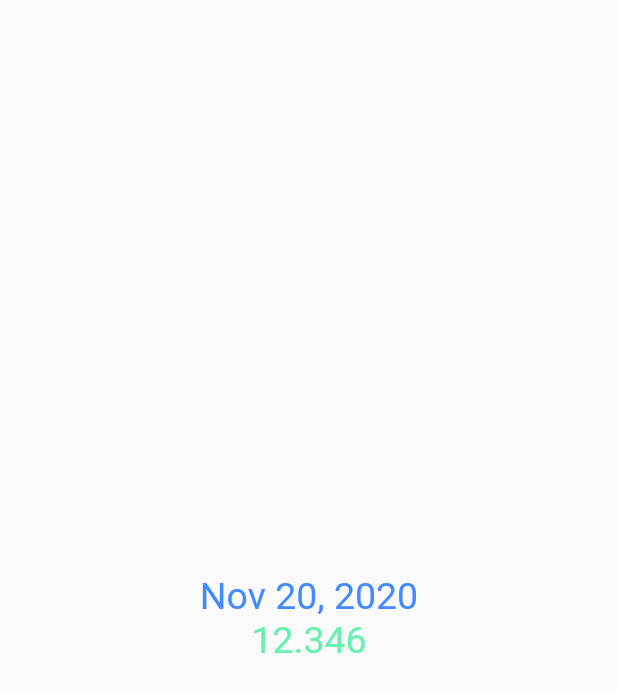
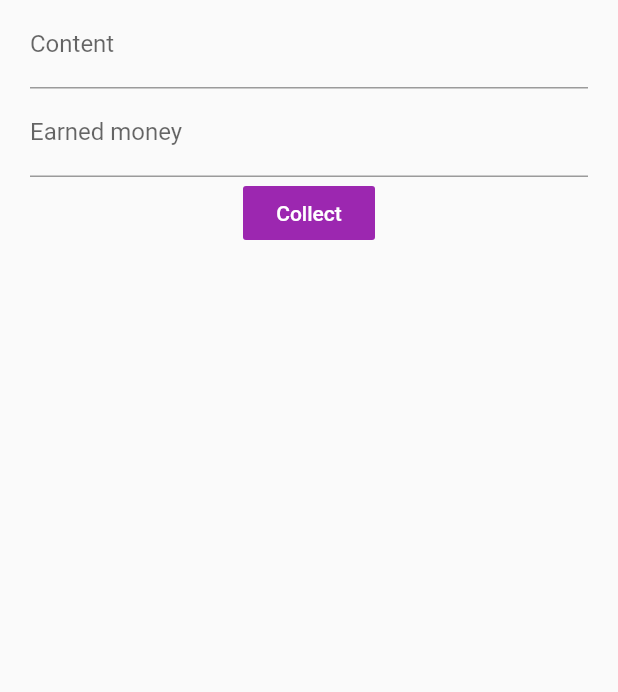
Before and after one commit to huannguyen4404/flutter, a Flutter app: the screen it shows after launch, on a phone screen of 412 x 824 dp. Shown: the top 692 px of the screen. Run offline on Flutter 3.47's test engine with Material 2 defaults, Android fonts, the phone set to English and light mode, and no system bars.

Commit message:
simple layout

```diff
--- a/flutter_playground/lib/main.dart
+++ b/flutter_playground/lib/main.dart
@@ -1,11 +1,13 @@
 import 'package:flutter/material.dart';
 import 'my_widget.dart';
 import 'my_date_widget.dart';
+import 'simple_layout.dart';
 
 void main() {
   //Center is a widget, Text is a widget
   runApp(
 //    MyWidget(name: 'Henry', age: 30),
-    MyDate(),
+//    MyDate(),
+    MyLayout(),
   );
 }
--- /dev/null
+++ b/flutter_playground/lib/simple_layout.dart
@@ -0,0 +1,65 @@
+import 'package:flutter/cupertino.dart';
+import 'package:flutter/material.dart';
+
+class MyLayout extends StatefulWidget {
+  @override
+  _MyLayoutState createState() => _MyLayoutState();
+}
+
+class _MyLayoutState extends State<MyLayout> {
+  // States
+  String _content;
+  double _money;
+
+  final GlobalKey<ScaffoldState> _scaffoldKey = new GlobalKey<ScaffoldState>();
+  final _contentController = TextEditingController();
+  final _moneyController = TextEditingController();
+
+  @override
+  Widget build(BuildContext context) {
+    return MaterialApp(
+      title: 'Stateful Widget',
+      home: Scaffold(
+        key: _scaffoldKey,
+        body: SafeArea(
+          minimum: EdgeInsets.only(left: 20, right: 20),
+          child: Column(
+            mainAxisAlignment: MainAxisAlignment.start,
+            children: [
+              TextField(
+                decoration: InputDecoration(labelText: 'Content'),
+                controller: _contentController,
+                onChanged: (text) {
+                  setState(() {
+                    _content = text;
+                  });
+                },
+              ),
+              TextField(
+                decoration: InputDecoration(labelText: 'Earned money'),
+                controller: _moneyController,
+                onChanged: (text) {
+                  setState(() {
+                    _money = double.tryParse(text) ?? 0;
+                  });
+                },
+              ),
+              FlatButton(
+                child: Text("Collect"),
+                color: Colors.purple,
+                textColor: Colors.white,
+                onPressed: () {
+//                  print('Presses');
+                  _scaffoldKey.currentState.showSnackBar(SnackBar(
+                    content: Text('Content: $_content, money: $_money'),
+                    duration: Duration(seconds: 3),
+                  ));
+                },
+              ),
+            ],
+          ),
+        ),
+      ),
+    );
+  }
+}
```
